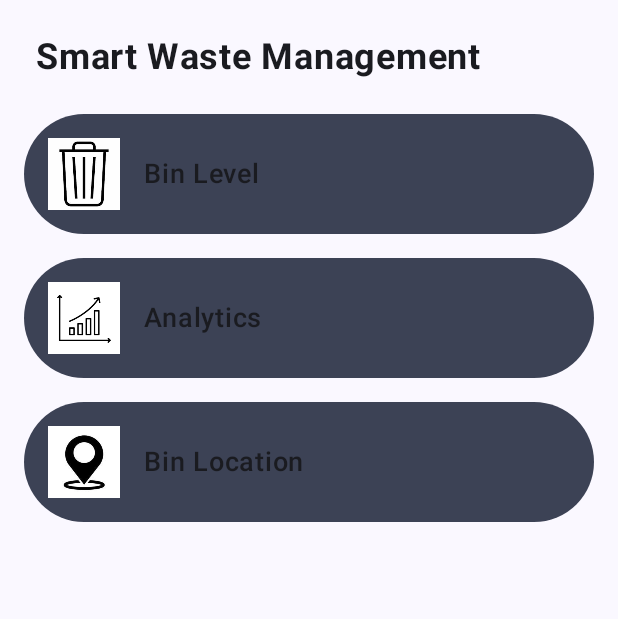
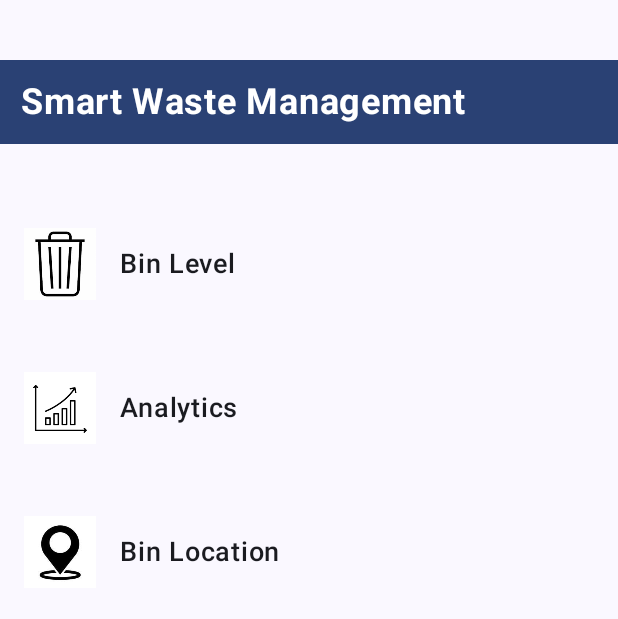
Before and after one commit to bsc-inf-10-19/WASTEMANAGEMENT-SYSTEM, an Android app built with Jetpack Compose: the screen it shows after launch (MainActivity), after a tap on "Sign In", on a phone screen of 412 x 824 dp. Shown: the top 619 px of the screen. Run offline under Robolectric (Android 15) with nearby library versions, the phone set to English and light mode, and no system bars.

Commit message:
modified home screen with better HCI

```diff
--- a/app/src/main/java/com/example/myapplicationwmsystem/MainActivity.kt
+++ b/app/src/main/java/com/example/myapplicationwmsystem/MainActivity.kt
@@ -21,6 +21,7 @@ import androidx.compose.material3.*
 import androidx.compose.runtime.*
 import androidx.compose.ui.Alignment
 import androidx.compose.ui.Modifier
+import androidx.compose.ui.graphics.Color
 import androidx.compose.ui.platform.LocalContext
 import androidx.compose.ui.res.painterResource
 import androidx.compose.ui.text.font.FontWeight
@@ -262,21 +263,29 @@ fun SignUpScreen(onSignUpSuccess: () -> Unit) {
         }
     }
 }
-
 @Composable
 fun HomeScreen(navController: NavHostController) {
     Column(
         modifier = Modifier
             .fillMaxSize()
-            .padding(16.dp),
+            .padding(vertical = 16.dp),
         verticalArrangement = Arrangement.spacedBy(16.dp)
     ) {
-        Text(
-            text = "Smart Waste Management",
-            fontSize = 24.sp,
-            fontWeight = FontWeight.Bold,
-            modifier = Modifier.padding(8.dp)
-        )
+        Spacer(modifier = Modifier.height(8.dp))
+        Box(
+            modifier = Modifier
+                .fillMaxWidth()
+                .background(MaterialTheme.colorScheme.primary)
+                .padding(14.dp)
+        ) {
+            Text(
+                text = "Smart Waste Management",
+                fontSize = 24.sp,
+                fontWeight = FontWeight.Bold,
+                color = Color.White //
+            )
+        }
+        Spacer(modifier = Modifier.height(8.dp))
         HomeScreenItem(
             imageRes = R.drawable.bin_profile,
             text = "Bin Level",
@@ -295,12 +304,13 @@ fun HomeScreen(navController: NavHostController) {
     }
 }
 
+
 @Composable
 fun HomeScreenItem(imageRes: Int, text: String, onClick: () -> Unit) {
     Row(
         modifier = Modifier
             .fillMaxWidth()
-            .background(MaterialTheme.colorScheme.secondary, shape = CircleShape)
+           // .background(MaterialTheme.colorScheme.secondary, shape = CircleShape)
             .clickable { onClick() }
             .padding(16.dp),
         verticalAlignment = Alignment.CenterVertically
```
